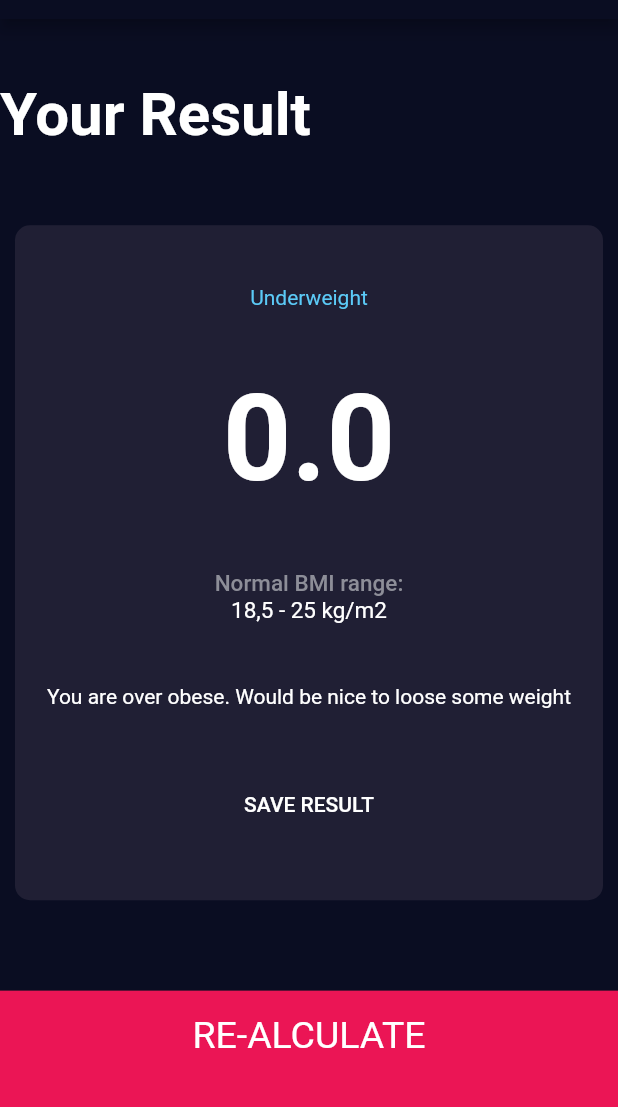
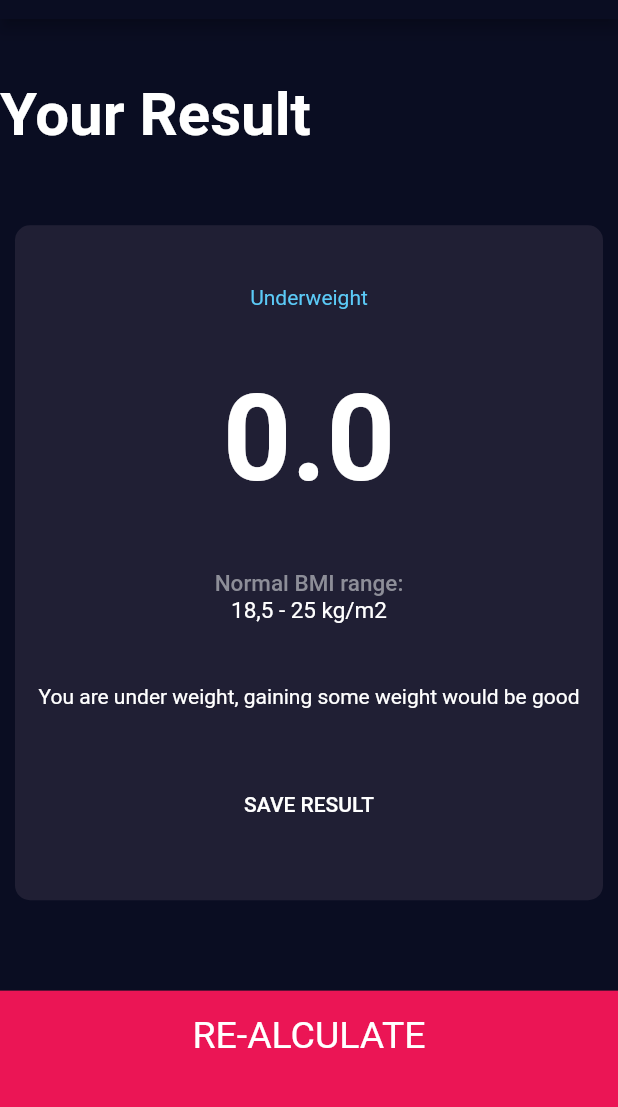
Before and after one commit to donmelaka/BMICalculator, a Flutter app: the screen it shows after launch, after a tap on "CALCULATE", on a phone screen of 412 x 824 dp, the part 65-1172 px from its top. Run offline on Flutter 3.47's test engine with Material 2 defaults, Android fonts, the phone set to English and light mode, and no system bars; our stand-ins replace font_awesome_flutter.

```diff
--- a/lib/result.dart
+++ b/lib/result.dart
@@ -109,16 +109,16 @@ extension BMIValueExtension on BMIValue {
 
   String get description {
     switch (this) {
-      case BMIValue.overWeight:
+      case BMIValue.underWeight:
         return 'You are under weight, gaining some weight would be good';
       case BMIValue.normal:
-        return 'Your BMI is within the nomarl range. Great work!';
+        return 'Your BMI is within the normal range. Great work!';
       case BMIValue.overWeight:
         return 'You are over weight. Would be nice to loose some weight';
       case BMIValue.obese:
-        return 'You are over obese. Would be nice to loose some weight';
+        return 'You are obese. Would be nice to loose some weight';
       default:
-        return 'You are over obese. Would be nice to loose some weight';
+        return 'You are extremely obese. Would be nice to loose some weight';
     }
   }
 
```
